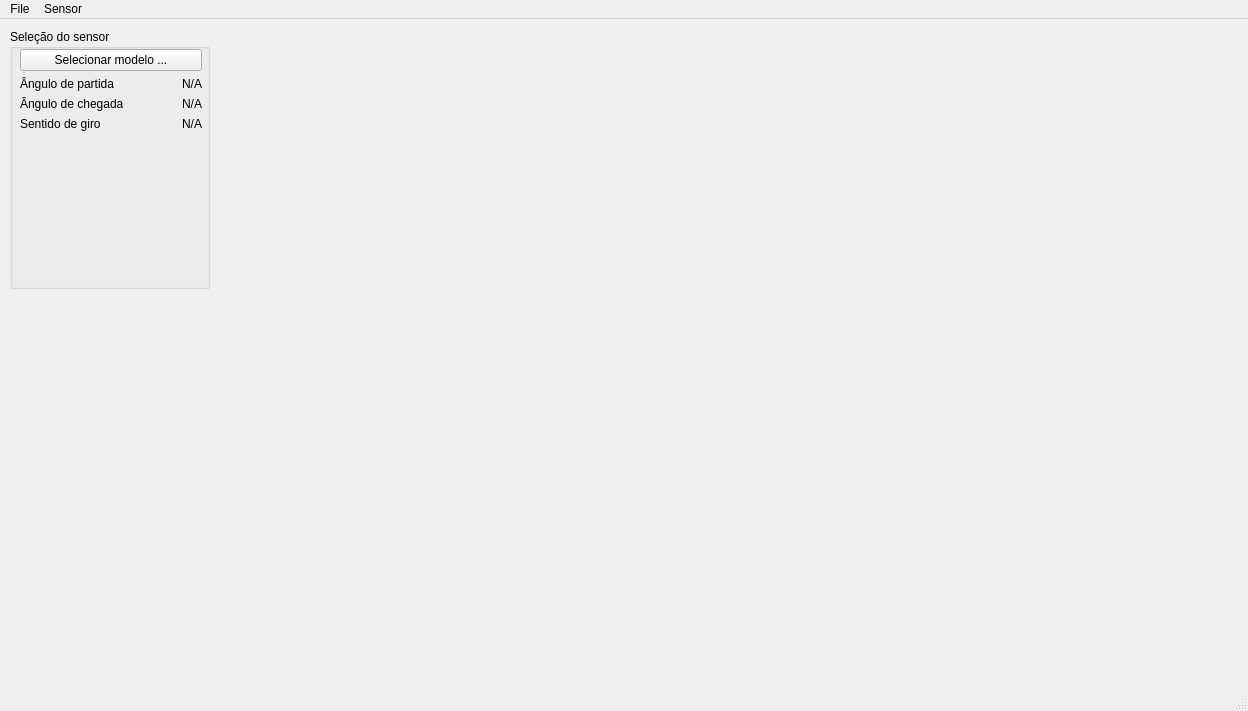
Before: the Qt Designer form mainwindow.ui in LucasDuarte026/QTMaat, drawn with Qt 5.
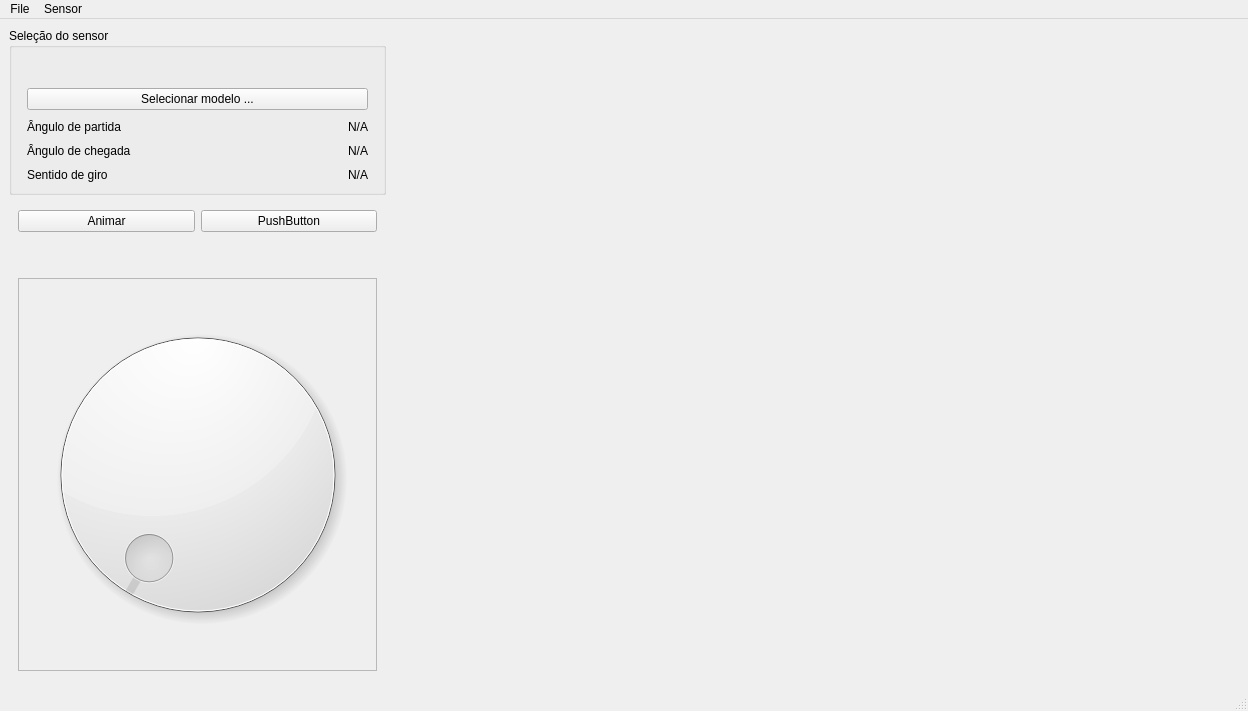
After: the same form once the commit is applied. Icons and pictures are not drawn.

Commit message: atualização inicial tentando usar o dial

```diff
--- a/mainwindow.ui
+++ b/mainwindow.ui
@@ -14,26 +14,11 @@
    <string>MainWindow</string>
   </property>
   <widget class="QWidget" name="centralwidget">
-   <widget class="QWidget" name="verticalLayoutWidget_3">
-    <property name="geometry">
-     <rect>
-      <x>10</x>
-      <y>290</y>
-      <width>258</width>
-      <height>301</height>
-     </rect>
-    </property>
-    <layout class="QVBoxLayout" name="verticalLayout_3"/>
-   </widget>
+   <layout class="QHBoxLayout" name="horizontalLayout_2" stretch="4,9">
+    <item>
+     <layout class="QVBoxLayout" name="left_tab" stretch="0,0">
+      <item>
    <widget class="QGroupBox" name="sensorBox">
-    <property name="geometry">
-     <rect>
-      <x>10</x>
-      <y>10</y>
-      <width>200</width>
-      <height>260</height>
-     </rect>
-    </property>
     <property name="title">
      <string>Seleção do sensor</string>
     </property>
@@ -46,38 +31,33 @@
     <property name="checkable">
      <bool>false</bool>
     </property>
-    <widget class="QWidget" name="verticalLayoutWidget_2">
-     <property name="geometry">
-      <rect>
-       <x>0</x>
-       <y>0</y>
-       <width>202</width>
-       <height>261</height>
-      </rect>
-     </property>
      <layout class="QVBoxLayout" name="verticalLayout_2">
+         <property name="spacing">
+          <number>10</number>
+         </property>
       <property name="leftMargin">
        <number>10</number>
       </property>
+         <property name="topMargin">
+          <number>20</number>
+         </property>
       <property name="rightMargin">
        <number>10</number>
       </property>
+         <property name="bottomMargin">
+          <number>10</number>
+         </property>
       <item>
-       <spacer name="verticalSpacer_3">
-        <property name="orientation">
-         <enum>Qt::Orientation::Vertical</enum>
-        </property>
-        <property name="sizeType">
-         <enum>QSizePolicy::Policy::Maximum</enum>
-        </property>
-        <property name="sizeHint" stdset="0">
-         <size>
-          <width>20</width>
-          <height>20</height>
-         </size>
-        </property>
-       </spacer>
-      </item>
+          <layout class="QVBoxLayout" name="dados_sensor">
+           <property name="leftMargin">
+            <number>5</number>
+           </property>
+           <property name="topMargin">
+            <number>20</number>
+           </property>
+           <property name="rightMargin">
+            <number>5</number>
+           </property>
       <item>
        <widget class="QPushButton" name="sensorSelected">
         <property name="text">
@@ -169,8 +149,34 @@
         </item>
        </layout>
       </item>
+          </layout>
+         </item>
+        </layout>
+       </widget>
+      </item>
       <item>
-       <spacer name="verticalSpacer_2">
+       <widget class="QWidget" name="dial_control" native="true">
+        <layout class="QVBoxLayout" name="verticalLayout_4" stretch="0,0,5">
+         <item>
+          <layout class="QHBoxLayout" name="horizontalLayout_5">
+           <item>
+            <widget class="QPushButton" name="pushButton">
+             <property name="text">
+              <string>Animar</string>
+             </property>
+            </widget>
+           </item>
+           <item>
+            <widget class="QPushButton" name="pushButton_2">
+             <property name="text">
+              <string>PushButton</string>
+             </property>
+            </widget>
+           </item>
+          </layout>
+         </item>
+         <item>
+          <spacer name="verticalSpacer">
         <property name="orientation">
          <enum>Qt::Orientation::Vertical</enum>
         </property>
@@ -183,74 +189,56 @@
        </spacer>
       </item>
       <item>
-       <layout class="QVBoxLayout" name="verticalLayout_4"/>
+          <widget class="QFrame" name="dial_elements">
+           <property name="frameShape">
+            <enum>QFrame::Shape::StyledPanel</enum>
+           </property>
+           <property name="frameShadow">
+            <enum>QFrame::Shadow::Raised</enum>
+           </property>
+           <layout class="QGridLayout" name="gridLayout">
+            <item row="0" column="0">
+             <widget class="QDial" name="plan_dial">
+              <property name="mouseTracking">
+               <bool>false</bool>
+              </property>
+             </widget>
       </item>
      </layout>
     </widget>
-   </widget>
-   <widget class="QLabel" name="label_mainCircle">
-    <property name="enabled">
-     <bool>true</bool>
-    </property>
+         </item>
+        </layout>
+       </widget>
+      </item>
+     </layout>
+    </item>
+    <item>
+     <layout class="QVBoxLayout" name="right_tab">
+      <item>
+       <widget class="QWidget" name="widget" native="true">
+        <widget class="QLabel" name="label_greenCircle">
     <property name="geometry">
      <rect>
-      <x>350</x>
-      <y>250</y>
-      <width>300</width>
-      <height>300</height>
+           <x>90</x>
+           <y>412</y>
+           <width>201</width>
+           <height>151</height>
      </rect>
     </property>
     <property name="sizePolicy">
-     <sizepolicy hsizetype="Maximum" vsizetype="Maximum">
+          <sizepolicy hsizetype="Ignored" vsizetype="Ignored">
       <horstretch>0</horstretch>
       <verstretch>0</verstretch>
      </sizepolicy>
     </property>
-    <property name="minimumSize">
-     <size>
-      <width>20</width>
-      <height>20</height>
-     </size>
-    </property>
-    <property name="maximumSize">
-     <size>
-      <width>1200</width>
-      <height>1677</height>
-     </size>
+         <property name="autoFillBackground">
+          <bool>false</bool>
     </property>
     <property name="frameShape">
      <enum>QFrame::Shape::NoFrame</enum>
     </property>
-    <property name="text">
-     <string/>
-    </property>
-    <property name="pixmap">
-     <pixmap>resources/main_circle.png</pixmap>
-    </property>
-    <property name="scaledContents">
-     <bool>true</bool>
-    </property>
-    <property name="alignment">
-     <set>Qt::AlignmentFlag::AlignCenter</set>
-    </property>
-    <property name="wordWrap">
-     <bool>false</bool>
-    </property>
-    <property name="openExternalLinks">
-     <bool>false</bool>
-    </property>
-    <property name="textInteractionFlags">
-     <set>Qt::TextInteractionFlag::LinksAccessibleByMouse</set>
-    </property>
-   </widget>
-   <widget class="QLabel" name="label_greenCircle">
-    <property name="geometry">
-     <rect>
-      <x>460</x>
-      <y>510</y>
-      <width>36</width>
-      <height>36</height>
-     </rect>
+         <property name="frameShadow">
+          <enum>QFrame::Shadow::Raised</enum>
     </property>
     <property name="text">
      <string/>
@@ -262,6 +250,11 @@
      <bool>true</bool>
     </property>
    </widget>
+       </widget>
+      </item>
+     </layout>
+    </item>
+   </layout>
   </widget>
   <widget class="QMenuBar" name="menubar">
    <property name="geometry">
```
Lines whose indentation alone changed are shown as unchanged. The commit also changes 134 other files.
